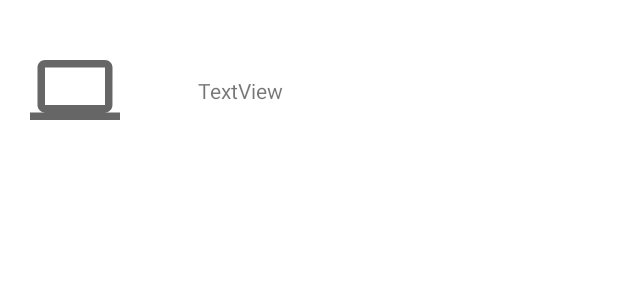
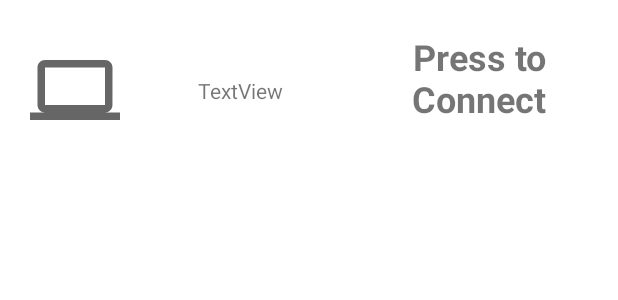
Before and after one commit to danielmbutler/PiBuddyProd, an Android app: the layout available_device_row.xml on its own in the app's theme, with its tools: preview values and no code run, on a phone screen of 412 x 824 dp. Shown: the top 300 px of the screen. Run offline under Robolectric (Android 15) with nearby library versions, the phone set to English and light mode, and no system bars.

```diff
--- a/app/src/main/java/com/example/pibuddy/adapters/PiAdapter.kt
+++ b/app/src/main/java/com/example/pibuddy/adapters/PiAdapter.kt
@@ -16,8 +16,6 @@ class PiAdapter(val IP: String): Item<GroupieViewHolder>(){
 
 
 
-
-
     }
 
     override fun getLayout(): Int {
--- a/app/src/main/java/com/example/pibuddy/utilities/Ping.kt
+++ b/app/src/main/java/com/example/pibuddy/utilities/Ping.kt
@@ -9,6 +9,7 @@ import java.net.SocketTimeoutException
 
 
 fun isPortOpen(ip : String, port : Int, timeout : Int): String {
+
 
     try {
         val socket = Socket();
--- a/app/src/main/res/layout/available_device_row.xml
+++ b/app/src/main/res/layout/available_device_row.xml
@@ -25,4 +25,20 @@
         app:layout_constraintStart_toEndOf="@+id/imageView"
         app:layout_constraintTop_toTopOf="@+id/imageView"
         app:layout_constraintVertical_bias="0.512" />
+
+    <TextView
+        android:id="@+id/textView2"
+        android:layout_width="182dp"
+        android:layout_height="78dp"
+        android:layout_marginStart="104dp"
+        android:layout_marginEnd="16dp"
+        android:text="Press to Connect"
+        android:textAlignment="center"
+        android:textSize="24sp"
+        android:textStyle="bold"
+        app:layout_constraintBottom_toBottomOf="@+id/Available_Device_Text_View"
+        app:layout_constraintEnd_toEndOf="parent"
+        app:layout_constraintHorizontal_bias="0.814"
+        app:layout_constraintStart_toEndOf="@+id/Available_Device_Text_View"
+        app:layout_constraintTop_toTopOf="@+id/Available_Device_Text_View" />
 </androidx.constraintlayout.widget.ConstraintLayout>
```
Also changed, not shown: app/src/main/java/com/example/pibuddy/MainActivity.kt (+13 -11 lines), app/src/main/java/com/example/pibuddy/Scan_Activity.kt (+60 -4 lines), app/src/main/res/layout/activity_scan_.xml (+20 -7 lines), app/src/main/res/layout/result.xml (+0 -28 lines).
